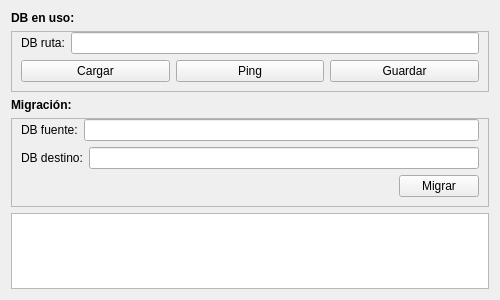
Old version of the form ui/db.ui in the repository JhonVelasquez/HGP_PROGRAM.
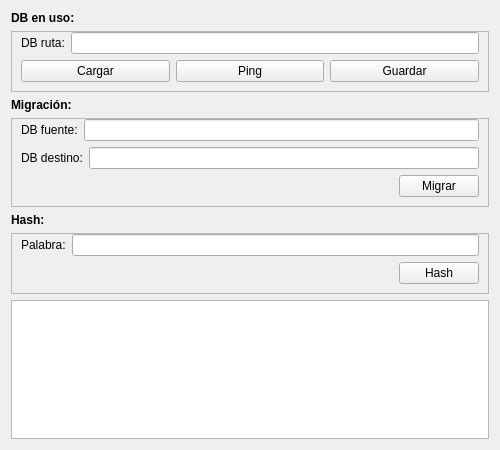
New version of the form.

Diff of the .ui file:
```diff
--- a/ui/db.ui
+++ b/ui/db.ui
@@ -10,7 +10,7 @@
     <x>0</x>
     <y>0</y>
     <width>500</width>
-    <height>300</height>
+    <height>450</height>
    </rect>
   </property>
   <property name="sizePolicy">
@@ -22,7 +22,7 @@
   <property name="minimumSize">
    <size>
     <width>500</width>
-    <height>300</height>
+    <height>450</height>
    </size>
   </property>
   <property name="maximumSize">
@@ -240,6 +240,104 @@
        </item>
       </layout>
      </item>
+     <item>
+      <layout class="QVBoxLayout" name="verticalLayout_6">
+       <item>
+        <widget class="QLabel" name="label_6">
+         <property name="font">
+          <font>
+           <bold>true</bold>
+          </font>
+         </property>
+         <property name="text">
+          <string>Hash:</string>
+         </property>
+        </widget>
+       </item>
+       <item>
+        <widget class="QFrame" name="frame_4">
+         <property name="sizePolicy">
+          <sizepolicy hsizetype="Preferred" vsizetype="Preferred">
+           <horstretch>0</horstretch>
+           <verstretch>0</verstretch>
+          </sizepolicy>
+         </property>
+         <property name="minimumSize">
+          <size>
+           <width>0</width>
+           <height>0</height>
+          </size>
+         </property>
+         <property name="frameShape">
+          <enum>QFrame::StyledPanel</enum>
+         </property>
+         <property name="frameShadow">
+          <enum>QFrame::Raised</enum>
+         </property>
+         <layout class="QVBoxLayout" name="verticalLayout_7">
+          <property name="topMargin">
+           <number>0</number>
+          </property>
+          <item>
+           <layout class="QHBoxLayout" name="horizontalLayout_6">
+            <property name="sizeConstraint">
+             <enum>QLayout::SetMinimumSize</enum>
+            </property>
+            <item>
+             <widget class="QLabel" name="label_7">
+              <property name="text">
+               <string>Palabra:</string>
+              </property>
+             </widget>
+            </item>
+            <item>
+             <widget class="QLineEdit" name="lineEditWordToHash">
+              <property name="text">
+               <string/>
+              </property>
+             </widget>
+            </item>
+           </layout>
+          </item>
+          <item>
+           <layout class="QHBoxLayout" name="horizontalLayout_7">
+            <property name="sizeConstraint">
+             <enum>QLayout::SetMinimumSize</enum>
+            </property>
+           </layout>
+          </item>
+          <item>
+           <layout class="QHBoxLayout" name="horizontalLayout_8">
+            <property name="sizeConstraint">
+             <enum>QLayout::SetMinimumSize</enum>
+            </property>
+            <item>
+             <spacer name="horizontalSpacer_2">
+              <property name="orientation">
+               <enum>Qt::Horizontal</enum>
+              </property>
+              <property name="sizeHint" stdset="0">
+               <size>
+                <width>40</width>
+                <height>20</height>
+               </size>
+              </property>
+             </spacer>
+            </item>
+            <item>
+             <widget class="QPushButton" name="btnHash">
+              <property name="text">
+               <string>Hash</string>
+              </property>
+             </widget>
+            </item>
+           </layout>
+          </item>
+         </layout>
+        </widget>
+       </item>
+      </layout>
+     </item>
      <item>
       <widget class="QPlainTextEdit" name="txtEditOutput"/>
      </item>
```
